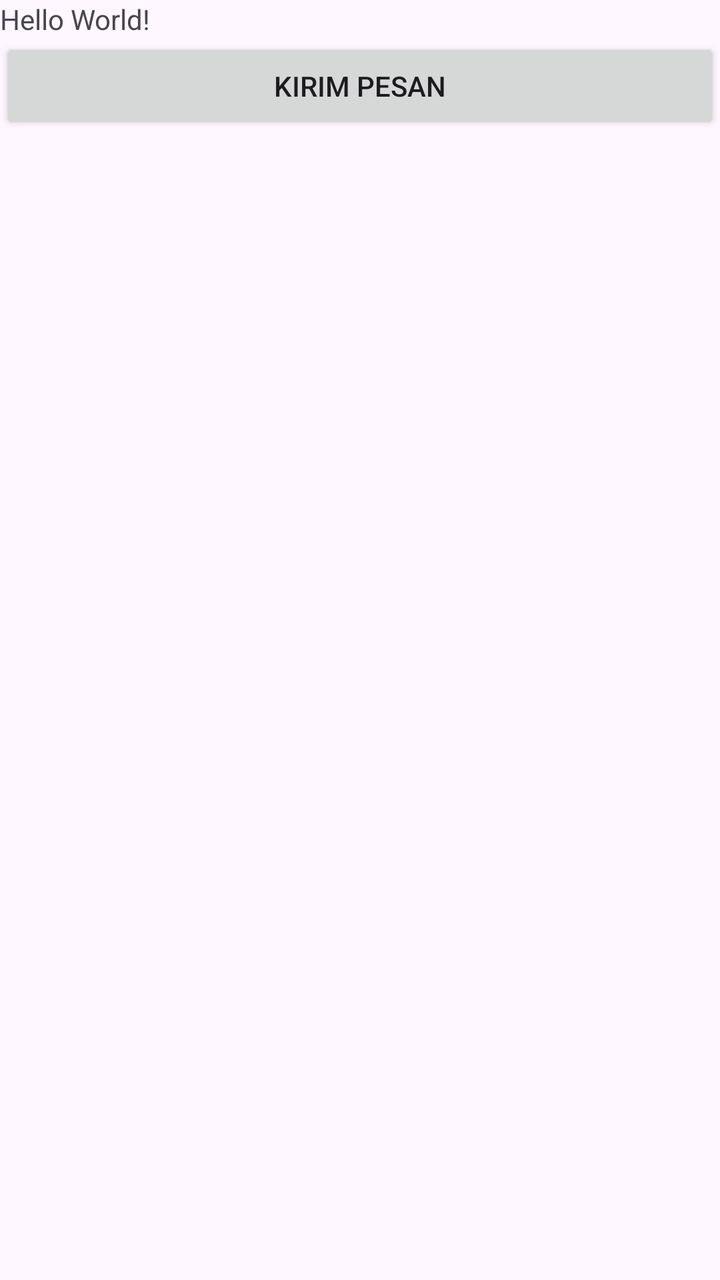
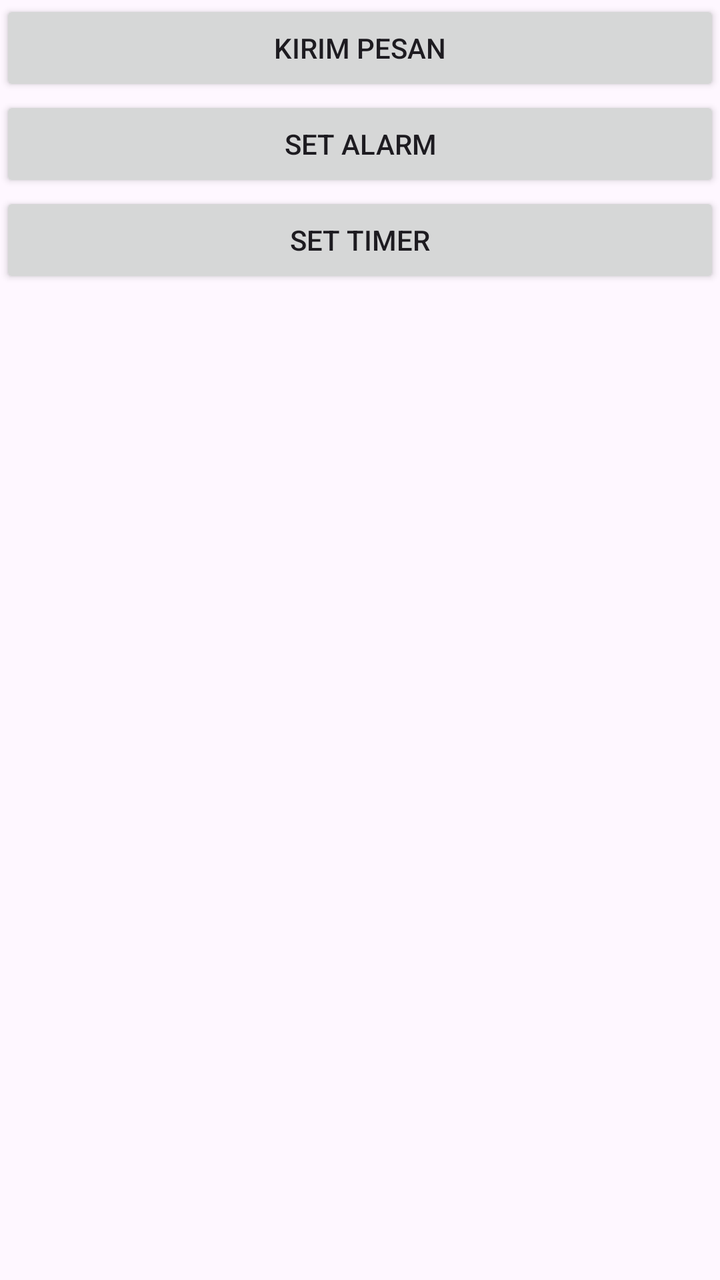

Before-and-after screenshots of an Android layout around one commit, followed by the original layout XML and the change that was made.
<!-- AndroidManifest.xml: application theme Theme.Implisit -->
<!-- res/layout/activity_main.xml -->
<?xml version="1.0" encoding="utf-8"?>
<LinearLayout xmlns:android="http://schemas.android.com/apk/res/android"
    xmlns:app="http://schemas.android.com/apk/res-auto"
    xmlns:tools="http://schemas.android.com/tools"
    android:id="@+id/main"
    android:layout_width="match_parent"
    android:layout_height="match_parent"
    android:orientation="vertical"
    tools:context=".MainActivity">

    <TextView
        android:layout_width="wrap_content"
        android:layout_height="wrap_content"
        android:text="Hello World!"
        app:layout_constraintBottom_toBottomOf="parent"
        app:layout_constraintEnd_toEndOf="parent"
        app:layout_constraintStart_toStartOf="parent"
        app:layout_constraintTop_toTopOf="parent" />

    <Button
        android:layout_width="match_parent"
        android:layout_height="wrap_content"
        android:id="@+id/btnKirimPesan"
        android:text="Kirim Pesan"/>

</LinearLayout>
<!-- resources referenced by this layout -->
<resources>
  <style name="Theme.Implisit" parent="Base.Theme.Implisit" />
  <style name="Base.Theme.Implisit" parent="Theme.Material3.DayNight.NoActionBar">
          
          
      </style>
</resources>

<!-- the commit's change to res/layout/activity_main.xml (unified diff, before → after) -->
@@ -8,19 +8,22 @@
     android:orientation="vertical"
     tools:context=".MainActivity">
 
-    <TextView
-        android:layout_width="wrap_content"
+    <Button
+        android:layout_width="match_parent"
         android:layout_height="wrap_content"
-        android:text="Hello World!"
-        app:layout_constraintBottom_toBottomOf="parent"
-        app:layout_constraintEnd_toEndOf="parent"
-        app:layout_constraintStart_toStartOf="parent"
-        app:layout_constraintTop_toTopOf="parent" />
+        android:id="@+id/btnKirimPesan"
+        android:text="Kirim Pesan" />
 
     <Button
         android:layout_width="match_parent"
         android:layout_height="wrap_content"
-        android:id="@+id/btnKirimPesan"
-        android:text="Kirim Pesan"/>
+        android:id="@+id/btnSetAlarm"
+        android:text="Set Alarm" />
+
+    <Button
+        android:layout_width="match_parent"
+        android:layout_height="wrap_content"
+        android:id="@+id/btnSetTimer"
+        android:text="Set Timer" />
 
 </LinearLayout>
